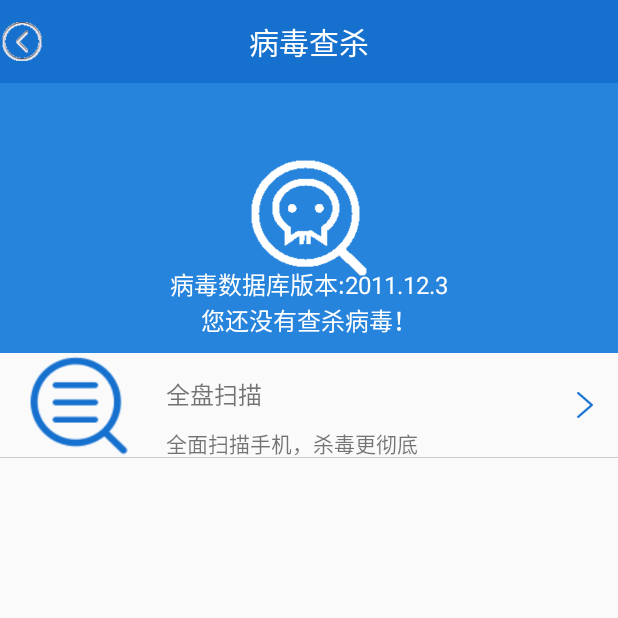
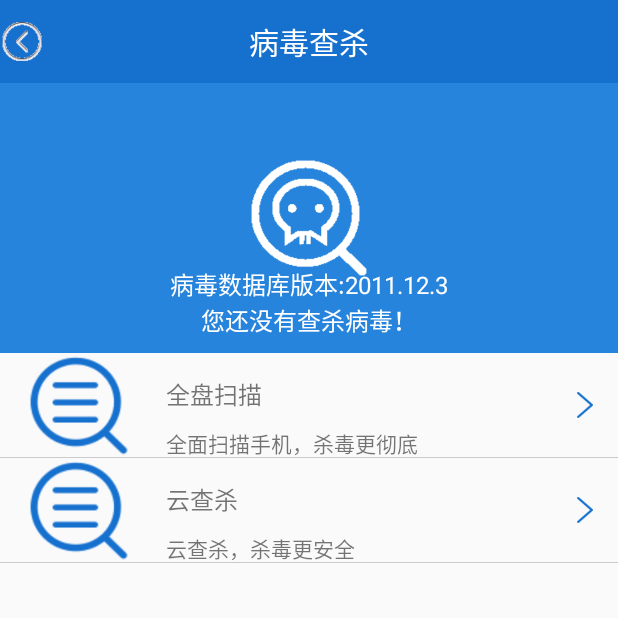
Before and after one commit to 07160831/MobileGuard, an Android app: the VirusScanActivity screen opened directly, with no data from a screen before it, on a phone screen of 412 x 824 dp, the top half of it. Run offline under Robolectric (Android 15) with nearby library versions, the phone set to English and light mode, and no system bars; 1 statement that could not run was skipped.

Commit message:
云查杀  11.28

```diff
--- a/app/src/main/java/cn/edu/gdmec/android/mobileguard/m5virusscan/VirusScanActivity.java
+++ b/app/src/main/java/cn/edu/gdmec/android/mobileguard/m5virusscan/VirusScanActivity.java
@@ -150,6 +150,7 @@ public class VirusScanActivity extends AppCompatActivity implements View.OnClick
         //mScanVersion=(TextView)findViewById(R.id.tv_scan_version);
 
         findViewById ( R.id.rl_allscanvirus ).setOnClickListener ( this );
+        findViewById ( R.id.rl_cloudscanvirus ).setOnClickListener ( this );
     }
     @Override
     public void onClick(View view){
@@ -160,6 +161,10 @@ public class VirusScanActivity extends AppCompatActivity implements View.OnClick
             case R.id.rl_allscanvirus:
                 startActivity(new Intent( this,VirusScanSpeedActivity.class ));
                 break;
+            case R.id.rl_cloudscanvirus:
+                Intent intent = new Intent(this,VirusScanSpeedActivity.class);
+                intent.putExtra("cloud",true);
+                startActivity(intent);
         }
     }
 }
--- a/app/src/main/res/layout/activity_virus_scan.xml
+++ b/app/src/main/res/layout/activity_virus_scan.xml
@@ -71,4 +71,43 @@
             android:layout_alignParentBottom="true"/>
     </RelativeLayout>
 
+    <RelativeLayout
+        android:id="@+id/rl_cloudscanvirus"
+        android:layout_width="match_parent"
+        android:layout_height="70dp">
+        <ImageView
+            android:id="@+id/imgv_cloudscan"
+            style="@style/wrapcontent"
+            android:src="@drawable/quickscan_icon"
+            android:layout_alignParentLeft="true"
+            android:layout_centerVertical="true"
+            android:layout_marginLeft="10dp"/>
+        <TextView
+            android:id="@+id/tv_allscan1"
+            style="@style/textview16sp"
+            android:layout_toRightOf="@+id/imgv_cloudscan"
+            android:layout_marginLeft="15dp"
+            android:layout_marginTop="15dp"
+            android:text="云查杀"/>
+        <TextView
+            style="@style/textview14sp"
+            android:layout_below="@+id/tv_allscan1"
+            android:layout_marginLeft="15dp"
+            android:layout_toRightOf="@+id/imgv_cloudscan"
+            android:layout_marginTop="10dp"
+            android:text="云查杀，杀毒更安全"/>
+        <View
+            android:layout_width="13dp"
+            android:layout_height="20dp"
+            android:background="@drawable/rightarrow_blue"
+            android:layout_alignParentRight="true"
+            android:layout_centerVertical="true"
+            android:layout_marginRight="15dp"/>
+        <View
+            android:layout_width="match_parent"
+            android:layout_height="1.0px"
+            android:background="@color/black30"
+            android:layout_alignParentBottom="true"/>
+    </RelativeLayout>
+
 </LinearLayout>
```
Also changed, not shown: app/src/main/java/cn/edu/gdmec/android/mobileguard/m5virusscan/VirusScanSpeedActivity.java (+33 -1 lines).
